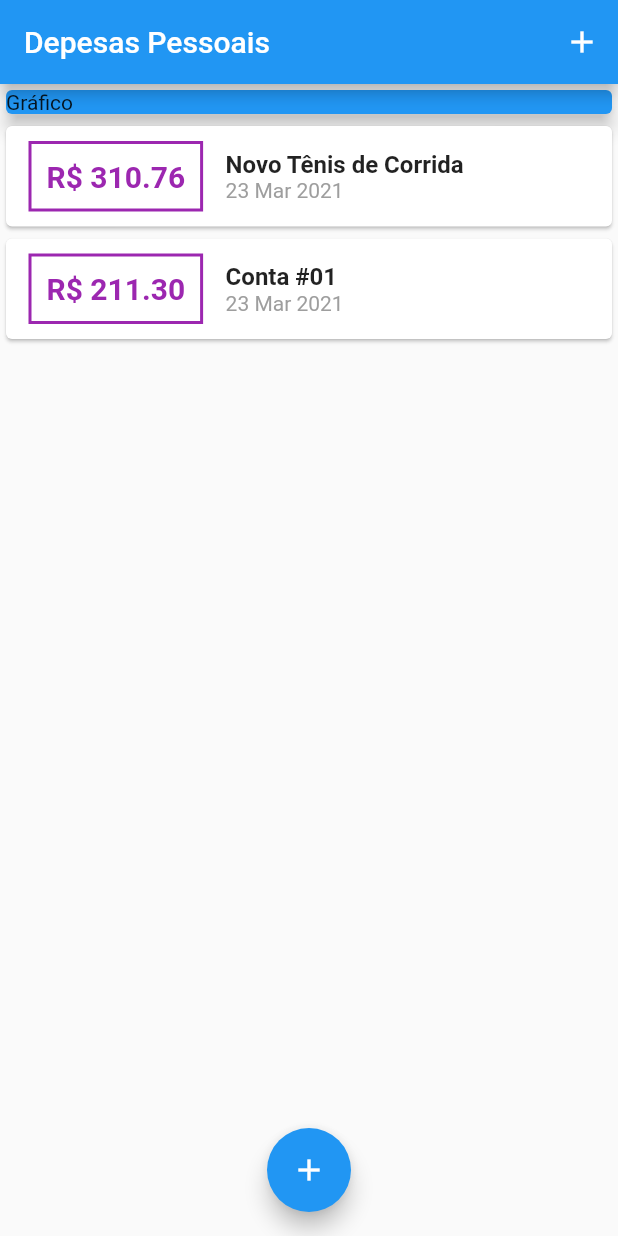
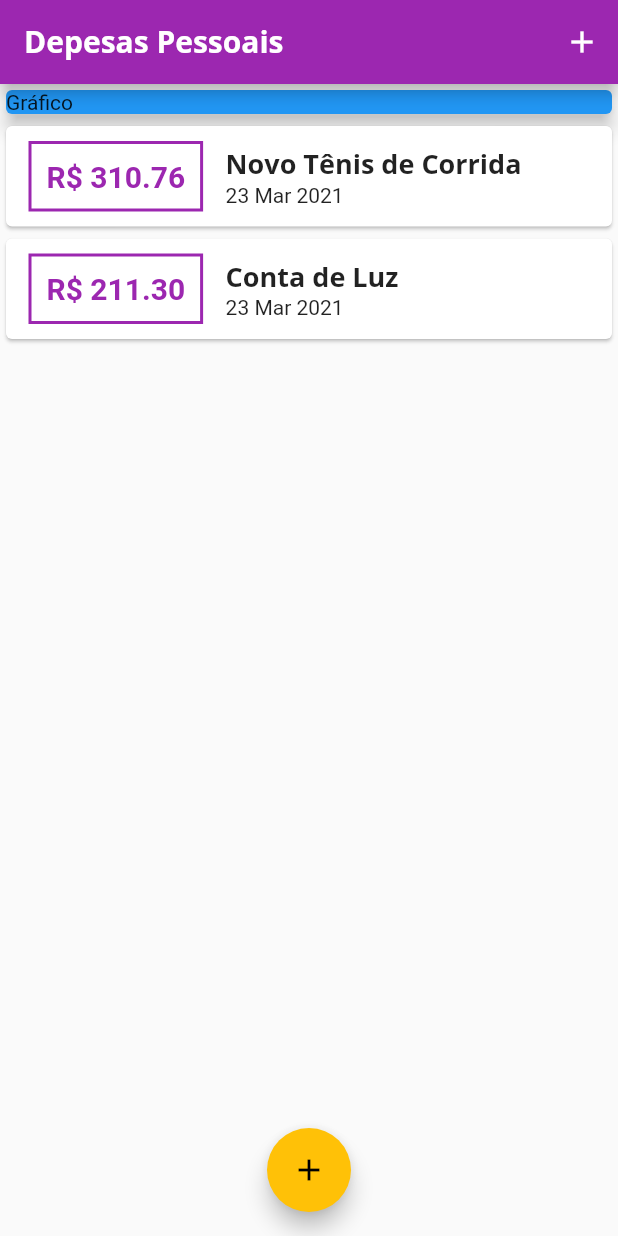
Before and after one commit to amedes-junior/expenses, a Flutter app: the screen it shows after launch, on a phone screen of 412 x 824 dp. Run offline on Flutter 3.47's test engine with Material 2 defaults, Android fonts, the phone set to English and light mode, and no system bars.

Commit message:
Expenses -> Mar 23 de 2021 - Aula 106

```diff
--- a/lib/components/transaction_form.dart
+++ b/lib/components/transaction_form.dart
@@ -1,31 +1,33 @@
-import 'package:flutter/widgets.dart';
 import 'package:flutter/material.dart';
 
-
-class TransactionForm extends StatelessWidget {
-
-  final titleController = TextEditingController();
-  final valueController = TextEditingController();
-
+class TransactionForm extends StatefulWidget {
   final void Function(String, double) onSubmit;
 
   TransactionForm(this.onSubmit);
+
+  @override
+  _TransactionFormState createState() => _TransactionFormState();
+}
+
+class _TransactionFormState extends State<TransactionForm> {
+  final titleController = TextEditingController();
+
+  final valueController = TextEditingController();
 
   _submitForm() {
     final title = titleController.text;
     final value = double.tryParse(valueController.text) ?? 0.0;
 
-    if (title.isEmpty || value <=0 ){
+    if (title.isEmpty || value <= 0) {
       return;
     }
-    onSubmit(title, value);
+
+    widget.onSubmit(title, value);
   }
-
 
   @override
   Widget build(BuildContext context) {
-    return
-      Card(
+    return Card(
       elevation: 5,
       child: Padding(
         padding: const EdgeInsets.all(10),
@@ -52,7 +54,7 @@ class TransactionForm extends StatelessWidget {
                 FlatButton(
                   child: Text('Nova Transação'),
                   textColor: Colors.purple,
-                  onPressed: () => _submitForm(),
+                  onPressed: _submitForm,
                 ),
               ],
             ),
--- a/lib/components/transaction_list.dart
+++ b/lib/components/transaction_list.dart
@@ -30,7 +30,7 @@ class TransactionList extends StatelessWidget {
                   ),
                   decoration: BoxDecoration(
                     border: Border.all(
-                      color: Colors.purple,
+                      color: Theme.of(context).primaryColor,
                       width: 2,
                     ),
                   ),
@@ -40,7 +40,7 @@ class TransactionList extends StatelessWidget {
                     style: TextStyle(
                       fontWeight: FontWeight.bold,
                       fontSize: 20,
-                      color: Colors.purple,
+                      color: Theme.of(context).primaryColor,
                     ),
                   ),
                 ),
@@ -49,15 +49,17 @@ class TransactionList extends StatelessWidget {
                   children: <Widget>[
                     Text(
                       tr.title,
-                      style: TextStyle(
-                        fontSize: 16,
-                        fontWeight: FontWeight.bold,
-                      ),
+                      style: Theme.of(context).textTheme.headline6,
+                      // style: TextStyle(
+                      //   fontSize: 16,
+                      //   fontWeight: FontWeight.bold,
+                      //   //color: Theme.of(context).primaryColor,
+                      // ),
                     ),
                     Text(
                       DateFormat('d MMM y').format(tr.date),
-                      style: TextStyle(
-                        color: Colors.grey,
+                        style: TextStyle(
+                        //color: Theme.of(context).primaryColor,
                       ),
                     ),
                   ],
--- a/lib/main.dart
+++ b/lib/main.dart
@@ -1,30 +1,49 @@
+import 'package:expenses/components/transaction_form.dart';
 import 'package:flutter/material.dart';
-import 'package:expenses/components/transaction_form.dart';
-
+import 'dart:math';
+import 'components/transaction_form.dart';
 import 'components/transaction_list.dart';
 import 'models/transaction.dart';
-import 'dart:math';
-
 
 main() => runApp(ExpensesApp());
 
 class ExpensesApp extends StatelessWidget {
   @override
   Widget build(BuildContext context) {
-    return MaterialApp(home: MyHomePage());
+    return MaterialApp(
+      home: MyHomePage(),
+      theme: ThemeData(
+        primarySwatch: Colors.purple,
+        accentColor: Colors.amber,
+        fontFamily: 'Quicksand',
+        textTheme: ThemeData.light().textTheme.copyWith(
+              headline6: TextStyle(
+                fontFamily: 'Opensans',
+                fontSize: 18,
+                fontWeight: FontWeight.bold,
+              ),
+            ),
+        appBarTheme: AppBarTheme(
+          textTheme: ThemeData.light().textTheme.copyWith(
+                headline6: TextStyle(
+                  fontFamily: 'Opensans',
+                  fontSize: 20,
+                  fontWeight: FontWeight.bold,
+                ),
+              ),
+        ),
+      ),
+    );
   }
 }
 
-
 class MyHomePage extends StatefulWidget {
-
   @override
   _MyHomePageState createState() => _MyHomePageState();
 }
 
 class _MyHomePageState extends State<MyHomePage> {
-
- final _transactions = [
+  final _transactions = [
     Transaction(
       id: 't1',
       title: 'Novo Tênis de Corrida',
@@ -32,42 +51,42 @@ class _MyHomePageState extends State<MyHomePage> {
       date: DateTime.now(),
     ),
     Transaction(
-      id: 't20',
-      title: 'Conta #01',
+      id: 't2',
+      title: 'Conta de Luz',
       value: 211.30,
       date: DateTime.now(),
-    )
+    ),
   ];
-
-  _openTransactionFormModal(BuildContext context) {
-      showModalBottomSheet(
-      context: context,
-      builder: (_) {
-        return TransactionForm(null);
-      }
-    );
-  }
 
   _addTransaction(String title, double value) {
     final newTransaction = Transaction(
       id: Random().nextDouble().toString(),
       title: title,
       value: value,
-      date: DateTime.now()
+      date: DateTime.now(),
     );
 
     setState(() {
       _transactions.add(newTransaction);
     });
+
+    Navigator.of(context).pop();
   }
 
+  _openTransactionFormModal(BuildContext context) {
+    showModalBottomSheet(
+        context: context,
+        builder: (_) {
+          return TransactionForm(_addTransaction);
+        });
+  }
 
   @override
   Widget build(BuildContext context) {
     return Scaffold(
       appBar: AppBar(
         title: Text('Depesas Pessoais'),
-        actions: [
+        actions: <Widget>[
           IconButton(
             icon: Icon(Icons.add),
             onPressed: () => _openTransactionFormModal(context),
@@ -85,19 +104,15 @@ class _MyHomePageState extends State<MyHomePage> {
                 elevation: 5,
               ),
             ),
-            Column(
-              children: <Widget>[
-                TransactionList(_transactions),
-              ],
-            ),
+            TransactionList(_transactions),
           ],
         ),
       ),
       floatingActionButton: FloatingActionButton(
-          child: Icon(Icons.add),
-          onPressed: () => _openTransactionFormModal(context),
-        ),
-      floatingActionButtonLocation: FloatingActionButtonLocation.centerFloat
+        child: Icon(Icons.add),
+        onPressed: () => _openTransactionFormModal(context),
+      ),
+      floatingActionButtonLocation: FloatingActionButtonLocation.centerFloat,
     );
   }
 }
```
Also changed, not shown: pubspec.yaml (+12 -6 lines), assets/fonts/OpenSans-Bold.ttf (added), assets/fonts/OpenSans-Regular.ttf (added), assets/fonts/Quicksand-Bold.ttf (added), assets/fonts/Quicksand-Light.ttf (added), assets/fonts/Quicksand-Medium.ttf (added), assets/fonts/Quicksand-Regular.ttf (added). Lines whose indentation alone changed are shown as unchanged.
